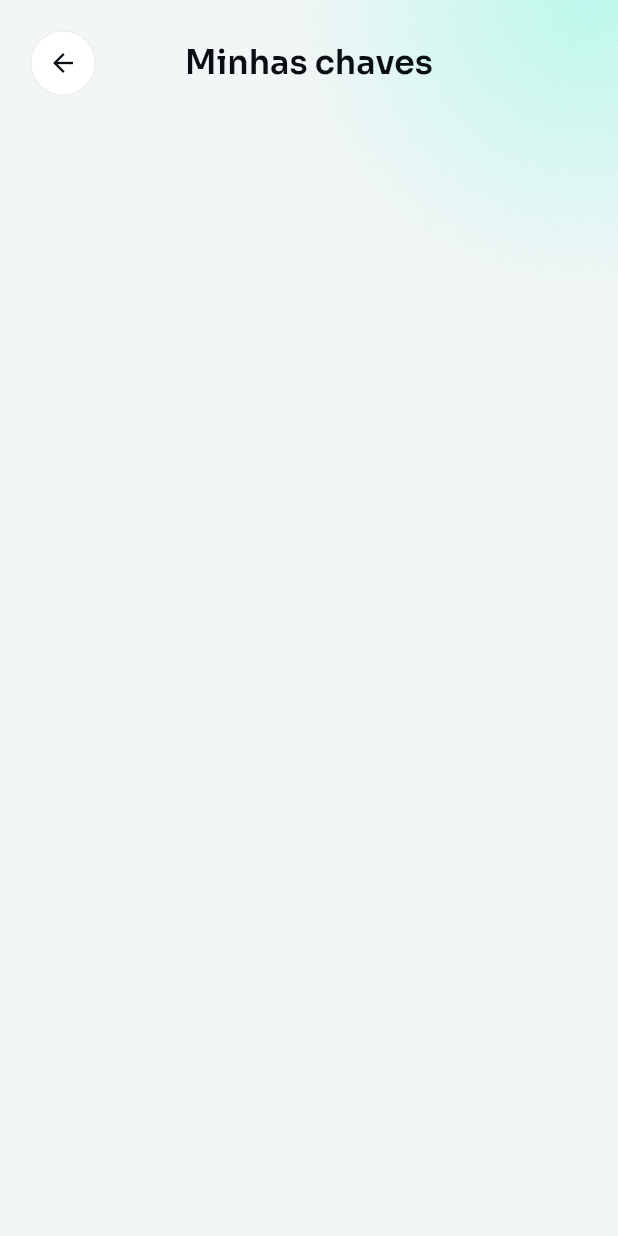
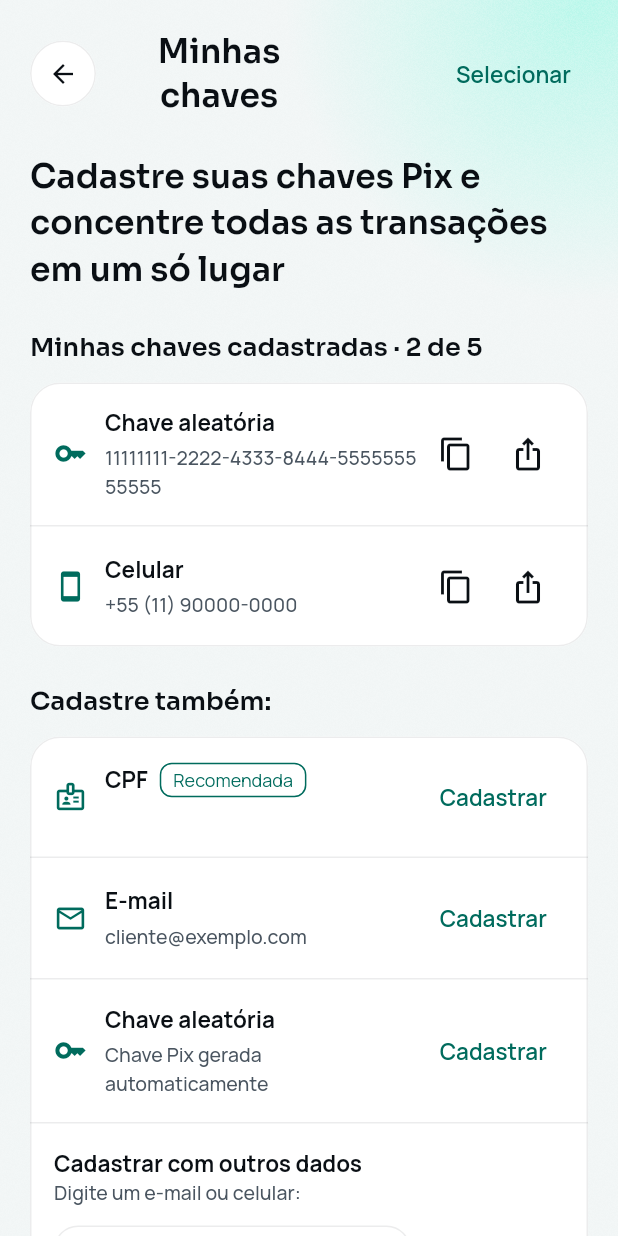
Before and after one commit to renatomf/next-bank, a Flutter app: the PixKeysScreen screen opened by its route, on a phone screen of 412 x 824 dp. Run offline on Flutter 3.47's test engine with Material 3 defaults, Android fonts, the phone set to English and light mode, and no system bars; our stand-ins replace copy_with_extension, dio, flutter_riverpod, flutter_secure_storage, go_router, local_auth and 2 more; missing offline and left inert: local_auth_android, mobile_scanner, qr; accounts and stored records are empty; project files that could hold a hidden picture were left out.

Commit message:
feat(mobile): lay out the Minhas chaves screen, layout only
The blank screen gets two made-up registered keys of five, each with
copy and share, and the suggestions to register: the CPF masked and
recommended (READ-02), an e-mail, a new random key and a field for other
data. Every action says it is coming; the examples live in their own
file. The test builds its semantics finders inside each test, as they
need the tester running; dart format tidied the Pix Automático test.

Co-Authored-By: Claude Opus 5.5 <noreply@anthropic.com>

```diff
--- /dev/null
+++ b/apps/mobile/lib/features/pix/presentation/keys/example_pix_keys.dart
@@ -0,0 +1,37 @@
+import 'package:flutter/material.dart';
+
+/// One example Pix key, shown while the keys have no backend.
+typedef ExamplePixKey = ({IconData icon, String type, String value});
+
+/// How many keys an account may have, shown as "2 de 5".
+const int pixKeyLimit = 5;
+
+/// The customer's registered keys (v1.1.0 plan, task 4.8): made up, the
+/// random key of low entropy so no scanner takes it for a secret. They go
+/// away when the keys come from the server.
+const List<ExamplePixKey> exampleRegisteredKeys = [
+  (
+    icon: Icons.key_outlined,
+    type: 'Chave aleatória',
+    value: '11111111-2222-4333-8444-555555555555',
+  ),
+  (
+    icon: Icons.smartphone_outlined,
+    type: 'Celular',
+    value: '+55 (11) 90000-0000',
+  ),
+];
+
+/// A made-up e-mail to suggest registering.
+const ExamplePixKey exampleEmailKey = (
+  icon: Icons.mail_outline,
+  type: 'E-mail',
+  value: 'cliente@exemplo.com',
+);
+
+/// A new random key to suggest registering.
+const ExamplePixKey exampleRandomKey = (
+  icon: Icons.key_outlined,
+  type: 'Chave aleatória',
+  value: 'Chave Pix gerada automaticamente',
+);
--- /dev/null
+++ b/apps/mobile/lib/features/pix/presentation/keys/key_suggestions.dart
@@ -0,0 +1,163 @@
+import 'package:design_system/design_system.dart';
+import 'package:flutter/material.dart';
+import 'package:flutter_riverpod/flutter_riverpod.dart';
+import 'package:next_bank/core/profile/profile_controller.dart';
+import 'package:next_bank/features/pix/presentation/keys/example_pix_keys.dart';
+
+/// "Cadastre também": the keys the customer could register, the CPF first
+/// and recommended, then a field for other data. Every "Cadastrar" says it
+/// is coming for now.
+class KeySuggestions extends ConsumerWidget {
+  /// Creates the suggestions.
+  const new({super.key});
+
+  @override
+  Widget build(BuildContext context, WidgetRef ref) {
+    final colors = context.nbColors;
+    // READ-02: the CPF only as the server masks it.
+    final cpf = ref.watch(profileProvider).value?.cpfMasked ?? '';
+
+    return Column(
+      crossAxisAlignment: CrossAxisAlignment.stretch,
+      children: [
+        Semantics(
+          header: true,
+          child: Text(
+            'Cadastre também:',
+            style: NbType.sectionTitle.copyWith(color: colors.text),
+          ),
+        ),
+        const SizedBox(height: NbSpace.md),
+        MenuGroup(
+          children: [
+            _SuggestionRow(
+              pixKey: (icon: Icons.badge_outlined, type: 'CPF', value: cpf),
+              recommended: true,
+            ),
+            const _SuggestionRow(pixKey: exampleEmailKey),
+            const _SuggestionRow(pixKey: exampleRandomKey),
+            const _OtherDataField(),
+          ],
+        ),
+      ],
+    );
+  }
+}
+
+class _SuggestionRow extends StatelessWidget {
+  const new({required this.pixKey, this.recommended = false});
+
+  final ExamplePixKey pixKey;
+  final bool recommended;
+
+  @override
+  Widget build(BuildContext context) {
+    final colors = context.nbColors;
+
+    return Padding(
+      padding: const EdgeInsets.all(NbSpace.lg),
+      child: Row(
+        children: [
+          Icon(pixKey.icon, size: NbSize.icon, color: colors.accent),
+          const SizedBox(width: NbSpace.md),
+          Expanded(
+            child: Column(
+              crossAxisAlignment: CrossAxisAlignment.start,
+              spacing: NbSpace.xs,
+              children: [
+                Wrap(
+                  spacing: NbSpace.sm,
+                  runSpacing: NbSpace.xs,
+                  crossAxisAlignment: WrapCrossAlignment.center,
+                  children: [
+                    Text(
+                      pixKey.type,
+                      style: NbType.bodyStrong.copyWith(color: colors.text),
+                    ),
+                    if (recommended) const _RecommendedBadge(),
+                  ],
+                ),
+                Text(
+                  pixKey.value,
+                  style: NbType.caption.copyWith(color: colors.textMuted),
+                ),
+              ],
+            ),
+          ),
+          const _RegisterButton(),
+        ],
+      ),
+    );
+  }
+}
+
+class _RecommendedBadge extends StatelessWidget {
+  const new();
+
+  @override
+  Widget build(BuildContext context) {
+    final colors = context.nbColors;
+
+    return Container(
+      padding: const EdgeInsets.symmetric(horizontal: NbSpace.sm, vertical: 2),
+      decoration: BoxDecoration(
+        border: Border.all(color: colors.accent),
+        borderRadius: BorderRadius.circular(NbSpace.sm),
+      ),
+      child: Text(
+        'Recomendada',
+        style: NbType.cardLabel.copyWith(color: colors.accent),
+      ),
+    );
+  }
+}
+
+/// "Cadastrar com outros dados": an e-mail or phone typed by the customer.
+class _OtherDataField extends StatelessWidget {
+  const new();
+
+  @override
+  Widget build(BuildContext context) {
+    final colors = context.nbColors;
+
+    return Padding(
+      padding: const EdgeInsets.all(NbSpace.lg),
+      child: Column(
+        crossAxisAlignment: CrossAxisAlignment.start,
+        children: [
+          Text(
+            'Cadastrar com outros dados',
+            style: NbType.bodyStrong.copyWith(color: colors.text),
+          ),
+          Text(
+            'Digite um e-mail ou celular:',
+            style: NbType.caption.copyWith(color: colors.textMuted),
+          ),
+          const SizedBox(height: NbSpace.md),
+          const Row(
+            children: [
+              Expanded(
+                child: TextField(
+                  decoration: InputDecoration(hintText: 'Digite aqui'),
+                ),
+              ),
+              SizedBox(width: NbSpace.sm),
+              _RegisterButton(),
+            ],
+          ),
+        ],
+      ),
+    );
+  }
+}
+
+class _RegisterButton extends StatelessWidget {
+  const new();
+
+  @override
+  Widget build(BuildContext context) => TextButton(
+    onPressed: () =>
+        showNbToast(context, 'Em breve.', icon: Icons.info_outline),
+    child: const Text('Cadastrar'),
+  );
+}
--- a/apps/mobile/lib/features/pix/presentation/keys/pix_keys_screen.dart
+++ b/apps/mobile/lib/features/pix/presentation/keys/pix_keys_screen.dart
@@ -1,8 +1,12 @@
 import 'package:design_system/design_system.dart';
 import 'package:flutter/material.dart';
+import 'package:next_bank/features/pix/presentation/keys/example_pix_keys.dart';
+import 'package:next_bank/features/pix/presentation/keys/key_suggestions.dart';
+import 'package:next_bank/features/pix/presentation/keys/registered_keys.dart';
 
-/// The customer's Pix keys: blank for now, only its header and the way back
-/// (v1.1.0 plan, task 4.2); its layout comes with a task of its own.
+/// Minhas chaves (v1.1.0 plan, task 4.8), layout only for now: the
+/// registered keys and the ones the customer could register, with made-up
+/// values. Every action says it is coming.
 class PixKeysScreen extends StatelessWidget {
   /// Creates the screen; the router says where back goes.
   const new({required this.onBack, super.key});
@@ -11,23 +15,49 @@ class PixKeysScreen extends StatelessWidget {
   final VoidCallback onBack;
 
   @override
-  Widget build(BuildContext context) => Scaffold(
-    body: GlowBackground(
-      child: SafeArea(
-        child: Padding(
-          padding: const EdgeInsets.all(NbSpace.screen),
-          child: Column(
+  Widget build(BuildContext context) {
+    final colors = context.nbColors;
+
+    return Scaffold(
+      body: GlowBackground(
+        child: SafeArea(
+          child: ListView(
+            padding: const EdgeInsets.all(NbSpace.screen),
             children: [
               ScreenHeader(
                 title: 'Minhas chaves',
                 icon: Icons.arrow_back,
                 iconLabel: 'Voltar',
                 onPressed: onBack,
+                // On the right edge; wraps on a small phone with large text.
+                action: Flexible(
+                  child: Align(
+                    alignment: Alignment.centerRight,
+                    child: TextButton(
+                      onPressed: () => showNbToast(
+                        context,
+                        'Em breve.',
+                        icon: Icons.info_outline,
+                      ),
+                      child: const Text('Selecionar'),
+                    ),
+                  ),
+                ),
               ),
+              const SizedBox(height: NbSpace.xl),
+              Text(
+                'Cadastre suas chaves Pix e concentre todas as transações em '
+                'um só lugar',
+                style: NbType.screenTitle.copyWith(color: colors.text),
+              ),
+              const SizedBox(height: NbSpace.xl),
+              const RegisteredKeys(keys: exampleRegisteredKeys),
+              const SizedBox(height: NbSpace.xl),
+              const KeySuggestions(),
             ],
           ),
         ),
       ),
-    ),
-  );
+    );
+  }
 }
--- /dev/null
+++ b/apps/mobile/lib/features/pix/presentation/keys/registered_keys.dart
@@ -0,0 +1,103 @@
+import 'package:design_system/design_system.dart';
+import 'package:flutter/material.dart';
+import 'package:next_bank/features/pix/presentation/keys/example_pix_keys.dart';
+
+/// "Minhas chaves cadastradas": how many of the limit, then each key with
+/// copy and share, which say they are coming for now.
+class RegisteredKeys extends StatelessWidget {
+  /// Creates the list of [keys].
+  const new({required this.keys, super.key});
+
+  /// The customer's keys.
+  final List<ExamplePixKey> keys;
+
+  @override
+  Widget build(BuildContext context) {
+    final colors = context.nbColors;
+
+    return Column(
+      crossAxisAlignment: CrossAxisAlignment.stretch,
+      children: [
+        Semantics(
+          header: true,
+          child: Text(
+            'Minhas chaves cadastradas · ${keys.length} de $pixKeyLimit',
+            style: NbType.sectionTitle.copyWith(color: colors.text),
+          ),
+        ),
+        const SizedBox(height: NbSpace.md),
+        MenuGroup(children: [for (final key in keys) _KeyRow(pixKey: key)]),
+      ],
+    );
+  }
+}
+
+class _KeyRow extends StatelessWidget {
+  const new({required this.pixKey});
+
+  final ExamplePixKey pixKey;
+
+  @override
+  Widget build(BuildContext context) {
+    final colors = context.nbColors;
+    void sayComingSoon() =>
+        showNbToast(context, 'Em breve.', icon: Icons.info_outline);
+
+    return Padding(
+      padding: const EdgeInsets.all(NbSpace.lg),
+      child: Row(
+        children: [
+          Icon(pixKey.icon, size: NbSize.icon, color: colors.accent),
+          const SizedBox(width: NbSpace.md),
+          Expanded(
+            child: Column(
+              crossAxisAlignment: CrossAxisAlignment.start,
+              spacing: NbSpace.xs,
+              children: [
+                Text(
+                  pixKey.type,
+                  style: NbType.bodyStrong.copyWith(color: colors.text),
+                ),
+                Text(
+                  pixKey.value,
+                  style: NbType.caption.copyWith(color: colors.textMuted),
+                ),
+              ],
+            ),
+          ),
+          _KeyAction(
+            icon: Icons.copy_outlined,
+            label: 'Copiar ${pixKey.type}',
+            onPressed: sayComingSoon,
+          ),
+          _KeyAction(
+            icon: Icons.ios_share,
+            label: 'Compartilhar ${pixKey.type}',
+            onPressed: sayComingSoon,
+          ),
+        ],
+      ),
+    );
+  }
+}
+
+/// A plain icon button, read by screen readers as [label].
+class _KeyAction extends StatelessWidget {
+  const new({required this.icon, required this.label, required this.onPressed});
+
+  final IconData icon;
+  final String label;
+  final VoidCallback onPressed;
+
+  @override
+  Widget build(BuildContext context) => Semantics(
+    button: true,
+    label: label,
+    onTap: onPressed,
+    excludeSemantics: true,
+    child: IconButton(
+      onPressed: onPressed,
+      icon: Icon(icon, color: context.nbColors.text),
+    ),
+  );
+}
```
Also changed, not shown: 2 other files.
